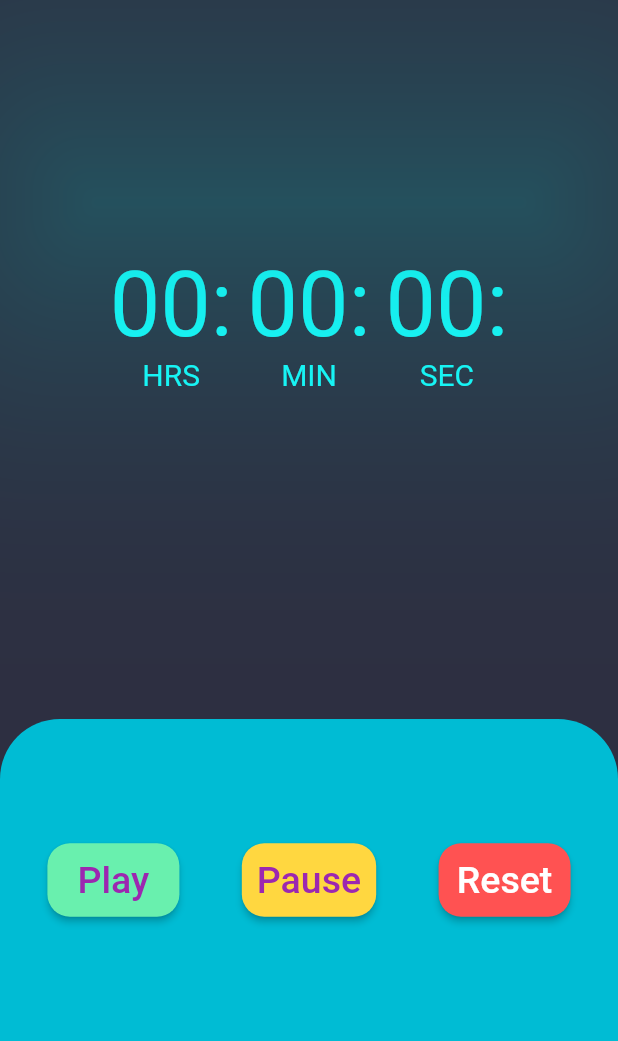
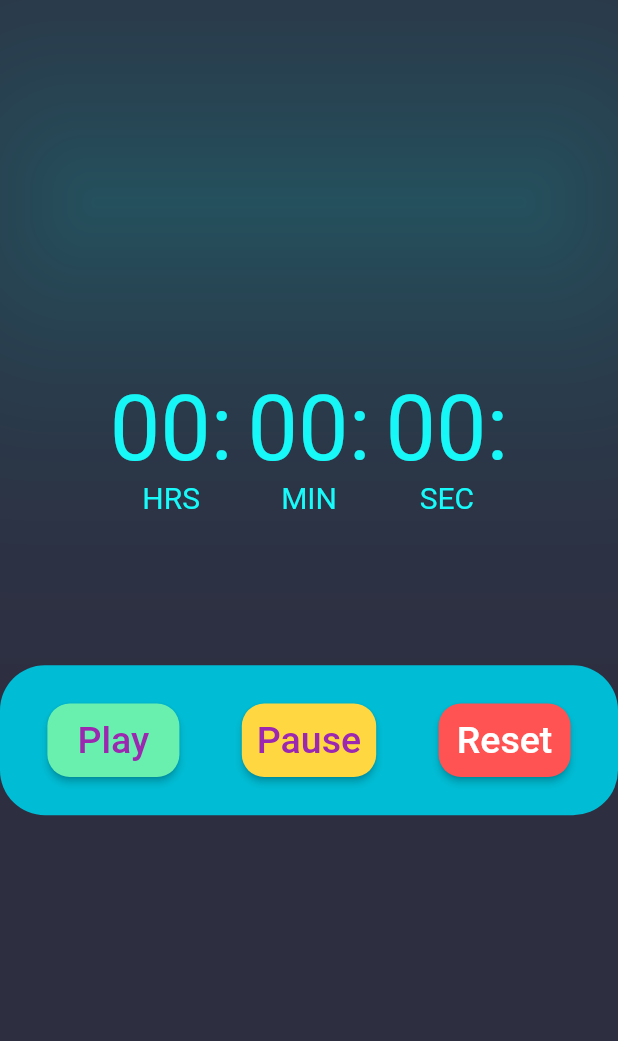
Before and after one commit to rajneeshXpandey/Spider_Flutter_Task-1_alarmi, a Flutter app: the screen it shows after launch, tab 4 chosen, on a phone screen of 412 x 824 dp, the part 195-1236 px from its top. Run offline on Flutter 3.47's test engine with Material 2 defaults, Android fonts, the phone set to English and light mode, and no system bars; our stand-ins replace analog_clock, flutter_local_notifications, google_fonts, stop_watch_timer; missing offline and left inert: android_alarm_manager, flutter_ringtone_player.

Commit message:
Updated timer.dart

```diff
--- a/lib/timer.dart
+++ b/lib/timer.dart
@@ -46,9 +46,8 @@ class _TimerState extends State<MyTimer> {
               crossAxisAlignment: CrossAxisAlignment.stretch,
               mainAxisSize: MainAxisSize.min,
               children: <Widget>[
-                Expanded(
-                  flex: 2,
-                  child: Row(
+                SizedBox(height: 100),
+                Row(
                   mainAxisAlignment: MainAxisAlignment.center,
                   children: <Widget>[
                     LabelText(
@@ -62,17 +61,18 @@ class _TimerState extends State<MyTimer> {
                         value: seconds.toString().padLeft(2, '0')),
                   ],
                 ),
-                ),
-               SizedBox(height: 50),
-                Expanded(
-                  flex:1,
-                  child: Container(
+               SizedBox(height: 100),
+                Container(
+                  height: 100,
                   decoration: BoxDecoration(
           color: Colors.cyan,
            shape: BoxShape.rectangle,
            borderRadius: BorderRadius.only(
-            topLeft: Radius.circular(40.0),
-            topRight: Radius.circular(40.0))),
+            topLeft: Radius.circular(30.0),
+            topRight: Radius.circular(30.0),
+             bottomLeft: Radius.circular(30.0),
+               bottomRight: Radius.circular(30.0)
+           )),
 
                   child: Row(
                     mainAxisAlignment: MainAxisAlignment.spaceEvenly,
@@ -136,7 +136,6 @@ class _TimerState extends State<MyTimer> {
                       ),
                     ],
                   ),
-                  ),
                 )
               ],
             ),
@@ -168,6 +167,7 @@ class LabelText extends StatelessWidget {
                 fontWeight: FontWeight.w400),
 
           ),
+
           Text(
             '$label',
             style: TextStyle(
```
Lines whose indentation alone changed are shown as unchanged.
